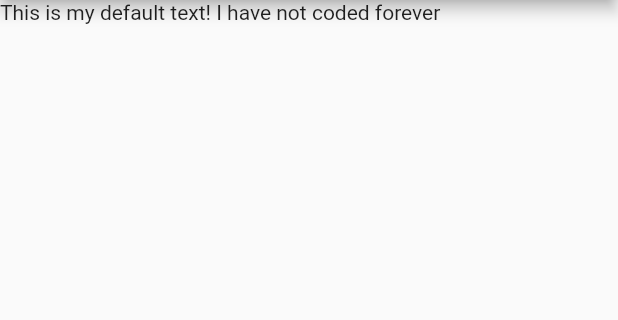
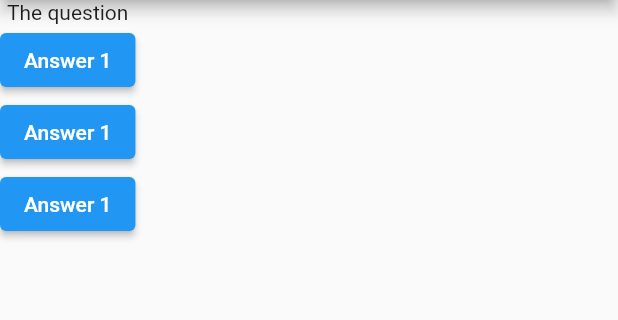
Before and after one commit to ofaruk0169/first_flutter, a Flutter app: the screen it shows after launch, on a phone screen of 412 x 824 dp, the part 84-404 px from its top. Run offline on Flutter 3.47's test engine with Material 2 defaults, Android fonts, the phone set to English and light mode, and no system bars.

Commit message:
made a change in buttons

```diff
--- a/lib/main.dart
+++ b/lib/main.dart
@@ -5,11 +5,37 @@ void main() {
 }
 
 class MyApp extends StatelessWidget {
+  void answerQuestion() {
+    print('answer chosen yay');
+  }
+
   Widget build(BuildContext context) {
+    var questions = [
+      'What is your favorite color?',
+      'What is your favortie animal?'
+    ];
     return MaterialApp(
       home: Scaffold(
-        appBar: AppBar(title: Text('My first app')),
-        body: Text('This is my default text! I have not coded forever'),
+        appBar: AppBar(
+          title: Text('My first app'),
+        ),
+        body: Column(
+          children: [
+            Text('The question'),
+            ElevatedButton(
+              child: Text('Answer 1'),
+              onPressed: answerQuestion,
+            ),
+            ElevatedButton(
+              child: Text('Answer 1'),
+              onPressed: answerQuestion,
+            ),
+            ElevatedButton(
+              child: Text('Answer 1'),
+              onPressed: answerQuestion,
+            ),
+          ],
+        ),
       ),
     );
   }
```
